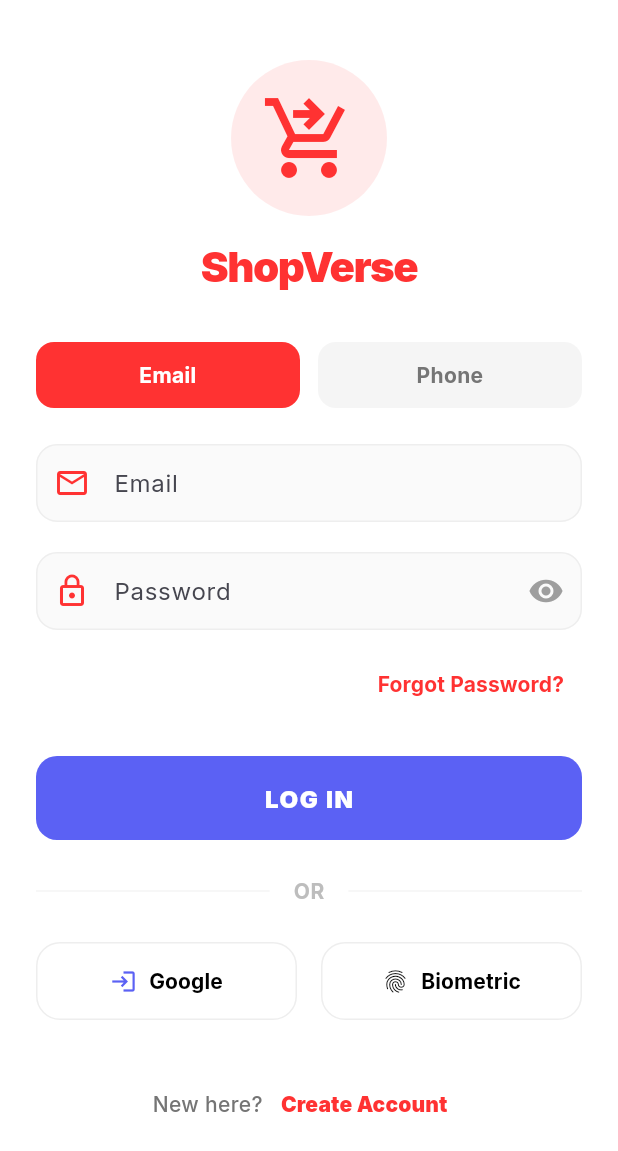
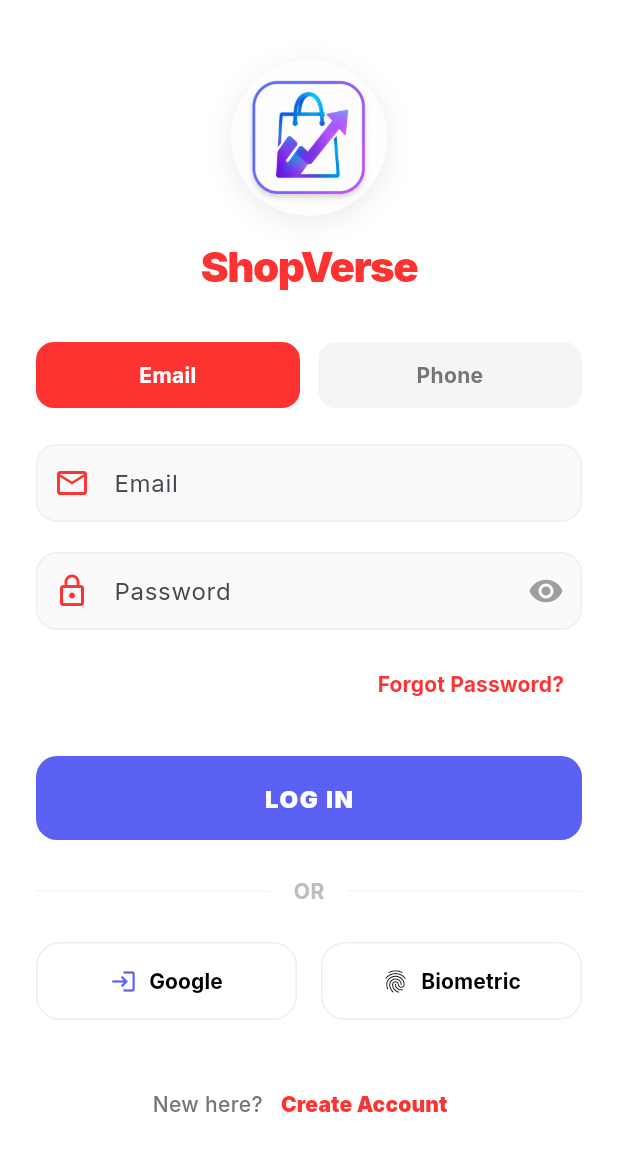
Before and after one commit to Herryyy28/shopverse, a Flutter app: the screen it shows after launch, on a phone screen of 412 x 824 dp. Shown: the top 1151 px of the screen. Run offline on Flutter 3.47's test engine with Material 3 defaults, Android fonts, the phone set to English and light mode, and no system bars; our stand-ins replace cached_network_image, cloud_firestore, confetti, file_picker, firebase_auth, firebase_core and 10 more; missing offline and left inert: imageview360, mobile_scanner, model_viewer_plus; accounts and stored records are empty; network calls fail.

Commit message:
Please provide the file changes or a description of the modifications you made so I can generate the appropriate commit message.

```diff
--- a/lib/screens/auth/login_screen.dart
+++ b/lib/screens/auth/login_screen.dart
@@ -162,12 +162,22 @@ class _LoginScreenState extends State<LoginScreen> {
                   child: Hero(
                     tag: 'logo',
                     child: Container(
-                      padding: const EdgeInsets.all(20),
+                      width: 104,
+                      height: 104,
                       decoration: BoxDecoration(
-                        color: AppColors.brandRed.withValues(alpha: 0.1),
                         shape: BoxShape.circle,
+                        boxShadow: [
+                          BoxShadow(
+                            color: Colors.black.withValues(alpha: 0.08),
+                            blurRadius: 16,
+                            offset: const Offset(0, 4),
+                          ),
+                        ],
+                        image: const DecorationImage(
+                          image: AssetImage('assets/images/logo.jpg'),
+                          fit: BoxFit.cover,
+                        ),
                       ),
-                      child: const Icon(Icons.shopping_cart_checkout, size: 64, color: AppColors.brandRed),
                     ),
                   ),
                 ),
```
Also changed, not shown: pubspec.yaml (+9 -0 lines), assets/images/logo.jpg (added), pubspec.lock, 28 other files.
